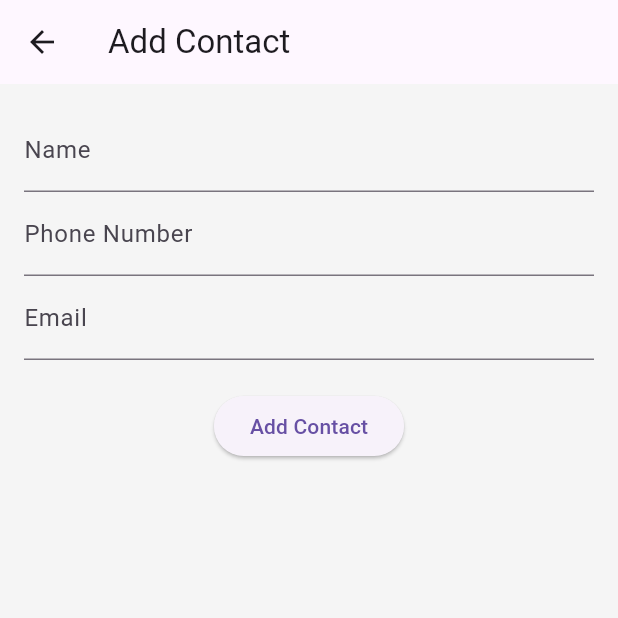
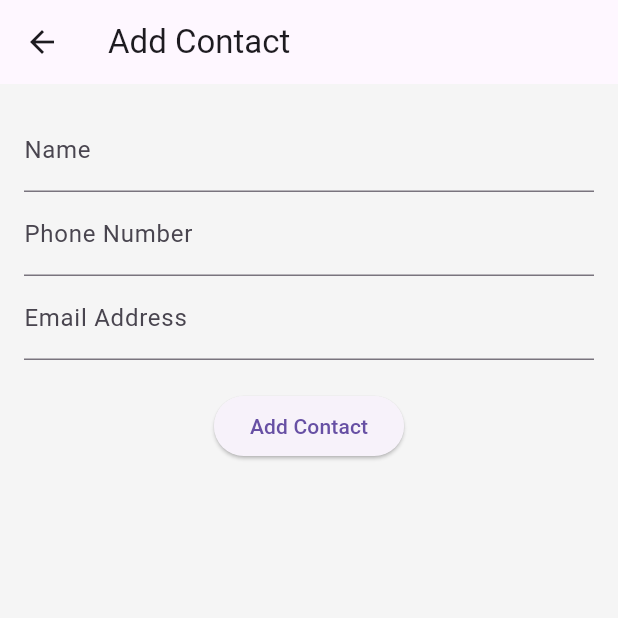
Before and after one commit to masukunhlonipho/PRODIGY_SD_03, a Flutter app: the AddContactScreen screen opened directly, on a phone screen of 412 x 824 dp, the top half of it. Run offline on Flutter 3.47's test engine with Material 3 defaults, Android fonts, the light colour scheme and no system bars; our stand-ins replace shared_preferences; accounts and stored records are empty.

Commit message:
first commit

```diff
--- a/lib/screens/add_contact_screen.dart
+++ b/lib/screens/add_contact_screen.dart
@@ -11,7 +11,8 @@ class AddContactScreen extends StatelessWidget {
   AddContactScreen({super.key});
 
   void _addContact(BuildContext context) {
-    final contactProvider = Provider.of<ContactProvider>(context, listen: false);
+    final contactProvider =
+        Provider.of<ContactProvider>(context, listen: false);
 
     final contact = Contact(
       name: _nameController.text,
@@ -43,7 +44,7 @@ class AddContactScreen extends StatelessWidget {
             ),
             TextField(
               controller: _emailController,
-              decoration: InputDecoration(labelText: 'Email'),
+              decoration: InputDecoration(labelText: 'Email Address'),
             ),
             SizedBox(height: 20),
             ElevatedButton(
```
Also changed, not shown: lib/screens/contact_list_screen.dart (+5 -4 lines).
